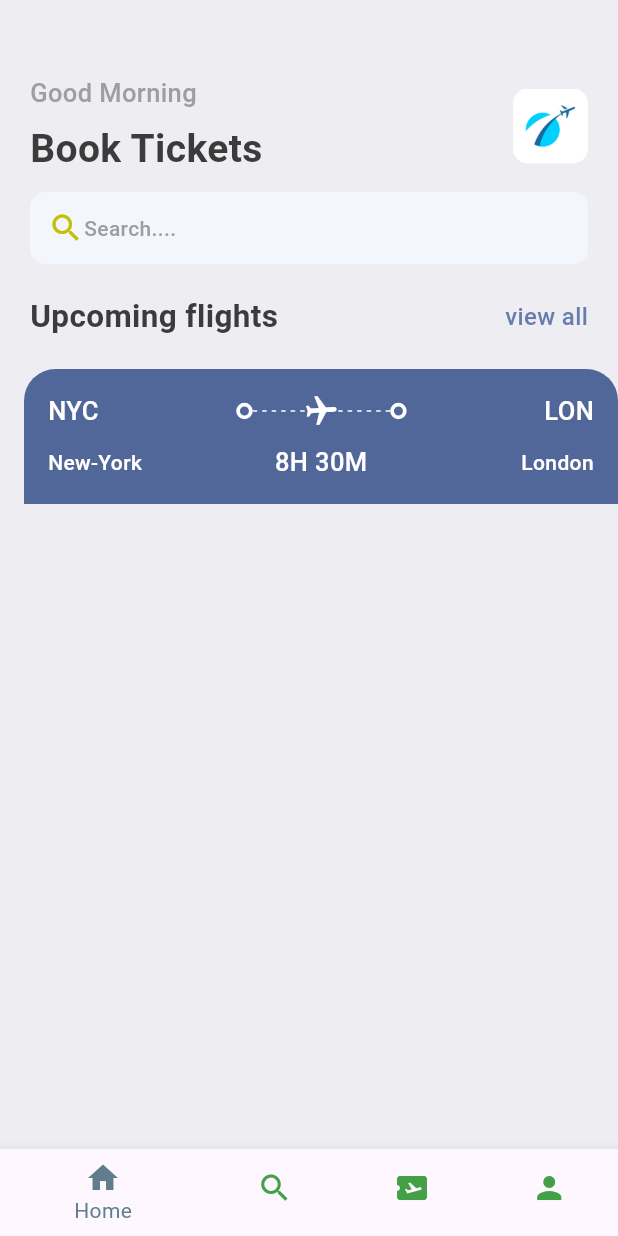
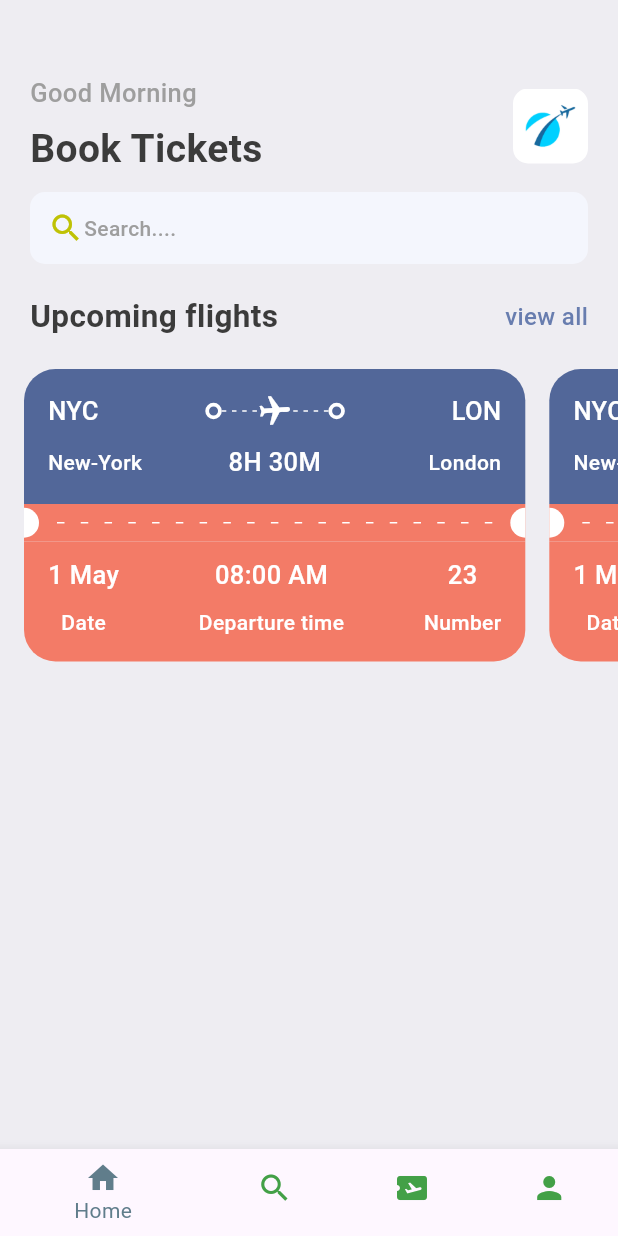
Before and after one commit to thuyavansc/flutter_ticket_booking_1, a Flutter app: the screen it shows after launch, on a phone screen of 412 x 824 dp. Run offline on Flutter 3.47's test engine with Material 3 defaults, Android fonts, the phone set to English and light mode, and no system bars.

Commit message:
TicketView Card Created,

```diff
--- a/lib/core/utils/app_styles.dart
+++ b/lib/core/utils/app_styles.dart
@@ -7,7 +7,7 @@ class AppStyles{
   static Color primaryColor = primary;
   static Color textColor = const Color(0xff3b3b3b);
   static Color bgColor = const Color(0xffeeedf2);
-  static Color orangeColor = const Color(0xff526799);
+  static Color orangeColor = const Color(0xFFF37B67);
   static TextStyle textStyle = TextStyle(fontSize: 16, color: textColor, fontWeight: FontWeight.w500);
   static TextStyle headLineStyle1 = TextStyle(fontSize: 26, color: textColor, fontWeight: FontWeight.bold);
   static TextStyle headLineStyle2 = TextStyle(fontSize: 21, color: textColor, fontWeight: FontWeight.bold);
--- a/lib/features/myticket/presentation/cards/ticket_view.dart
+++ b/lib/features/myticket/presentation/cards/ticket_view.dart
@@ -12,12 +12,13 @@ class TicketView extends StatelessWidget {
     final size = AppLayout.getSize(context);
 
     return SizedBox(
-      width: size.width,
+      width: size.width*0.85,
       height: 200,
       child: Container(
         margin: const EdgeInsets.only(left: 16),
         child: Column(
           children: [
+            //Showing Blue Card
             Container(
               padding: const EdgeInsets.all(16),
               decoration: const BoxDecoration(
@@ -29,7 +30,6 @@ class TicketView extends StatelessWidget {
               ),
               child: Column(
                 children: [
-                  //Showing Blue card
                   Row(
                     children: [
                       Text('NYC', style: AppStyles.headLineStyle3.copyWith(color: Colors.white,),),
@@ -87,7 +87,124 @@ class TicketView extends StatelessWidget {
                   ),
                 ],
               ),
-            )
+            ),
+            //showing Middle split red Card
+            Container(
+              color: AppStyles.orangeColor,
+              child: Row(
+                children: [
+                  SizedBox(
+                    height: 20,
+                    width: 10,
+                    child: DecoratedBox(
+                      decoration: BoxDecoration(
+                        borderRadius: BorderRadius.only(
+                          topRight: Radius.circular(10),
+                          bottomRight: Radius.circular(10),
+                        ),
+                        color: Colors.white,
+                      ),
+                    ),
+                  ),
+                  Expanded(child: Padding(
+                    padding: const EdgeInsets.all(12.0),
+                    child: LayoutBuilder(
+                      builder: (BuildContext context, BoxConstraints constraints) {
+                        return Flex(
+                          direction: Axis.horizontal,
+                          mainAxisAlignment: MainAxisAlignment.spaceBetween,
+                          mainAxisSize: MainAxisSize.max,
+                          children: List.generate((constraints.constrainWidth()/15).floor(), (index) => const SizedBox(
+                            width: 5, height: 1,
+                            child: DecoratedBox(
+                              decoration: BoxDecoration(
+                                color: Colors.white,
+                              ),
+                            ),
+                          )),
+                        );
+                      },
+
+                    ),
+                  )),
+                  SizedBox(
+                    height: 20,
+                    width: 10,
+                    child: DecoratedBox(
+                      decoration: BoxDecoration(
+                        borderRadius: BorderRadius.only(
+                          topLeft: Radius.circular(10),
+                          bottomLeft: Radius.circular(10),
+                        ),
+                        color: Colors.white,
+                      ),
+                    ),
+                  )
+                ],
+              ),
+
+            ),
+            //Showing red card
+            Container(
+              decoration: BoxDecoration(
+                color: AppStyles.orangeColor,
+                borderRadius: BorderRadius.only(
+                  bottomLeft: Radius.circular(21),
+                  bottomRight: Radius.circular(21),
+                ),
+              ),
+              padding: const EdgeInsets.only(left: 16, top: 10, right: 16, bottom: 16),
+              child: Column(
+                children: [
+                  Row(
+                  mainAxisAlignment: MainAxisAlignment.spaceBetween,
+                  children: [
+                    Column(
+                      mainAxisAlignment: MainAxisAlignment.start,
+                      children: [
+                        Text(
+                          '1 May',
+                          style: AppStyles.headLineStyle3.copyWith(color: Colors.white),
+                        ),
+                        SizedBox(height: 10,),
+                        Text(
+                          'Date',
+                          style: AppStyles.headLineStyle4.copyWith(color: Colors.white),
+                        )
+                      ],
+                    ),
+                    Column(
+                      mainAxisAlignment: MainAxisAlignment.center,
+                      children: [
+                        Text(
+                          '08:00 AM',
+                          style: AppStyles.headLineStyle3.copyWith(color: Colors.white),
+                        ),
+                        SizedBox(height: 10,),
+                        Text(
+                          'Departure time',
+                          style: AppStyles.headLineStyle4.copyWith(color: Colors.white),
+                        )
+                      ],
+                    ),
+                    Column(
+                      mainAxisAlignment: MainAxisAlignment.end,
+                      children: [
+                        Text(
+                          '23',
+                          style: AppStyles.headLineStyle3.copyWith(color: Colors.white),
+                        ),
+                        SizedBox(height: 10,),
+                        Text(
+                          'Number',
+                          style: AppStyles.headLineStyle4.copyWith(color: Colors.white),
+                        )
+                      ],
+                    ),
+                  ],
+                )],
+              ),
+            ),
           ],
         ),
       ),
--- a/lib/features/myticket/presentation/pages/home/home_screen.dart
+++ b/lib/features/myticket/presentation/pages/home/home_screen.dart
@@ -78,7 +78,18 @@ class HomeScreen extends StatelessWidget {
             ),
           ),
           const SizedBox(height: 10,),
-          TicketView(),
+          const SingleChildScrollView(
+            scrollDirection: Axis.horizontal,
+            padding: const EdgeInsets.only(right: 20,),
+            child: Row(
+              children: [
+                TicketView(),
+                TicketView(),
+                TicketView(),
+              ],
+            ),
+
+          ),
         ],
       ),
     );
```
